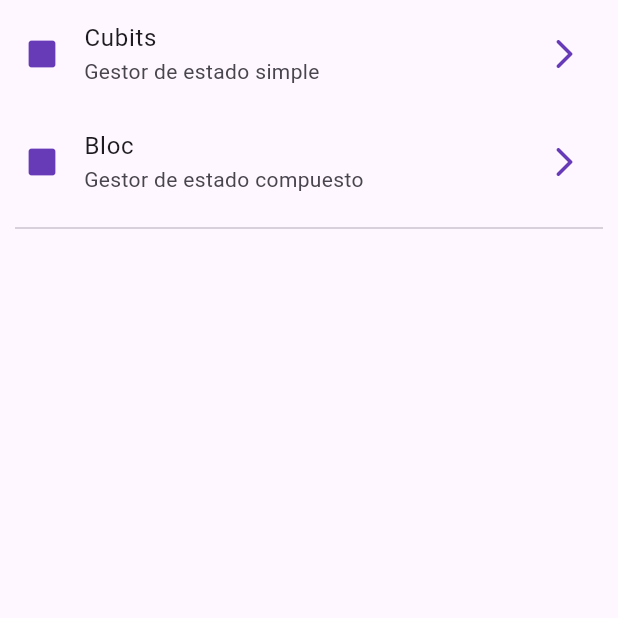
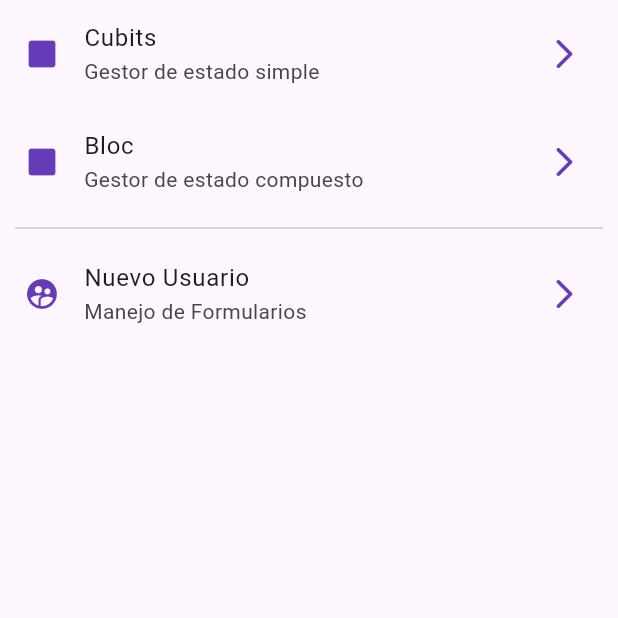
Before and after one commit to MatHeartGaming/flutter_bloc_and_cubits, a Flutter app: the screen it shows after launch, on a phone screen of 412 x 824 dp, the top half of it. Run offline on Flutter 3.47's test engine with Material 2 defaults, Android fonts, the phone set to English and light mode, and no system bars; our stand-ins replace equatable, flutter_bloc, go_router.

Commit message:
Started working on forms

```diff
--- a/lib/config/router/app_router.dart
+++ b/lib/config/router/app_router.dart
@@ -21,5 +21,11 @@ final appRouter = GoRouter(
       builder: (context, state) => const BlocCounterScreen(),
     ),
 
+    GoRoute(
+      path: '/new-user',
+      name: RegisterScreen.name,
+      builder: (context, state) => const RegisterScreen(),
+    ),
+
   ],
 );
--- a/lib/presentation/screens/home_screen.dart
+++ b/lib/presentation/screens/home_screen.dart
@@ -29,7 +29,15 @@ class HomeScreen extends StatelessWidget {
           const Padding(
             padding: EdgeInsets.symmetric(horizontal: 10),
             child: Divider(),
-          )
+          ),
+
+          ListTile(
+            leading: const Icon(Icons.supervised_user_circle),
+            title: const Text("Nuevo Usuario"),
+            subtitle: const Text("Manejo de Formularios"),
+            trailing: const Icon(Icons.arrow_forward_ios_rounded),
+            onTap: () => context.push('/new-user'),
+          ),
         ],
       ),
     );
--- a/lib/presentation/screens/screens.dart
+++ b/lib/presentation/screens/screens.dart
@@ -1,3 +1,4 @@
+export 'package:blocs_and_cubits/presentation/screens/register_screen.dart';
 export 'package:blocs_and_cubits/presentation/screens/bloc_counter_screen.dart';
 export 'package:blocs_and_cubits/presentation/screens/cubits_counter_screen.dart';
 export 'package:blocs_and_cubits/presentation/screens/home_screen.dart';
```
Also changed, not shown: lib/presentation/screens/register_screen.dart (added, +26 -0 lines).
